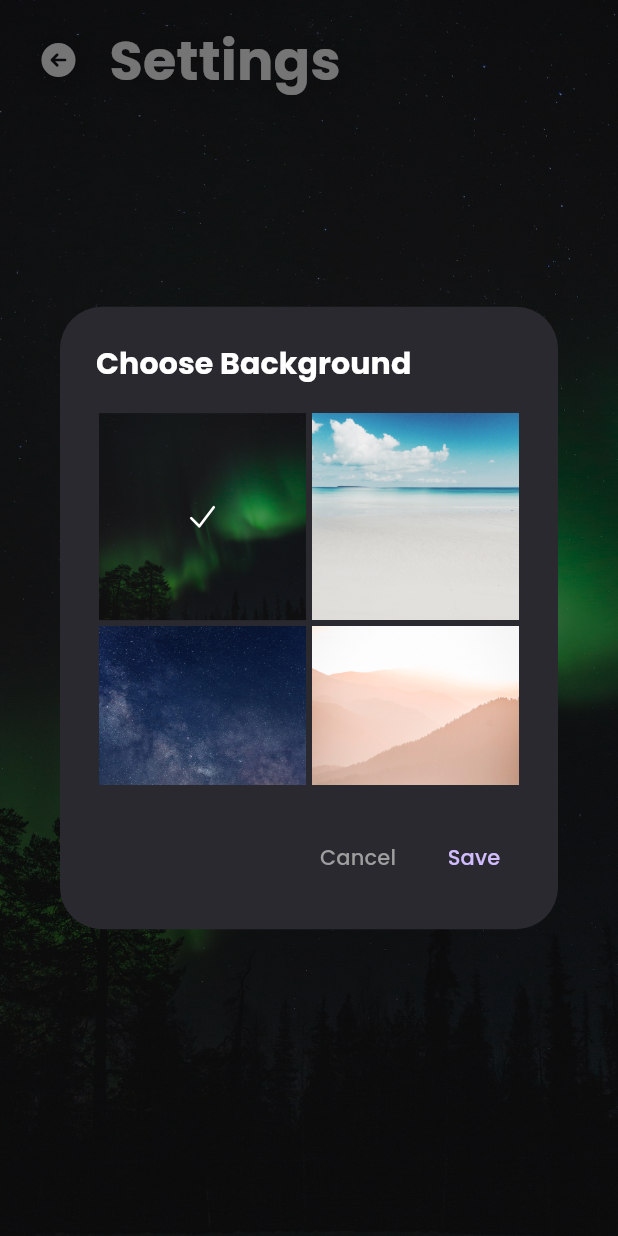
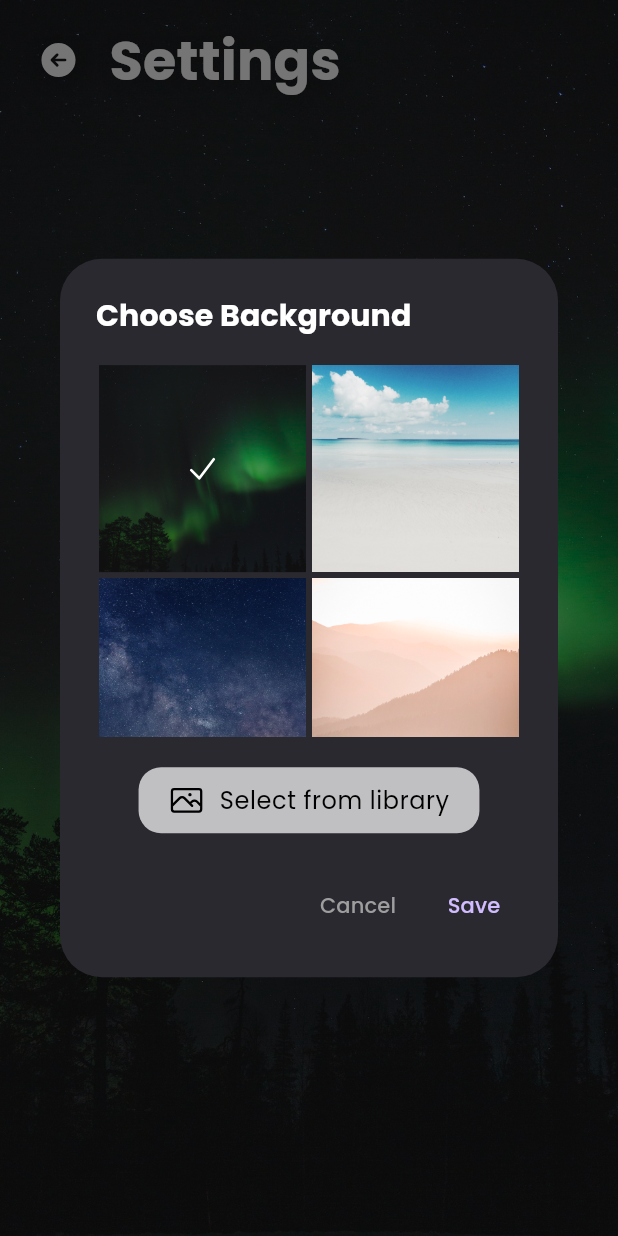
Before and after one commit to jacob-horton/anchor, a Flutter app: the SettingsPage widget shown alone on an empty page, opened directly, after a tap on "Choose background", on a phone screen of 412 x 824 dp. Run offline on Flutter 3.47's test engine with Material 3 defaults, Android fonts, the phone set to English and light mode, and no system bars; our stand-ins replace audio_video_progress_bar, google_fonts, heroicons, image_picker, just_audio, just_audio_background and 1 more; accounts and stored records are empty.

Commit message:
feat: select custom background

```diff
--- a/lib/models/background.dart
+++ b/lib/models/background.dart
@@ -1,8 +1,12 @@
+import 'dart:io';
+
 import 'package:flutter/material.dart';
 import 'package:shared_preferences/shared_preferences.dart';
 
 class BackgroundModel extends ChangeNotifier {
-  String _filename = 'northern-lights.jpg';
+  String _filepath = 'images/northern-lights.jpg';
+  bool _isAsset = true;
+
   late final SharedPreferences _prefs;
 
   BackgroundModel() {
@@ -13,17 +17,47 @@ class BackgroundModel extends ChangeNotifier {
     _prefs = await SharedPreferences.getInstance();
     String? filename = _prefs.getString('background');
     if (filename != null) {
-      _filename = filename;
-      notifyListeners();
+      _filepath = filename;
+    }
+
+    bool? isAsset = _prefs.getBool('background-is-asset');
+    if (isAsset != null) {
+      _isAsset = isAsset;
+    }
+
+    notifyListeners();
+  }
+
+  String get path => _filepath;
+  bool get isAsset => _isAsset;
+
+  void _cleanUpCustomImage() async {
+    if (!_isAsset) {
+      File(_filepath).delete();
     }
   }
 
-  String get path => 'images/$_filename';
-  String get filename => _filename;
+  void setToAsset(String filename) {
+    _cleanUpCustomImage();
 
-  void updateFilename(String filename) {
-    _filename = filename;
+    _filepath = filename;
+    _isAsset = true;
+
     _prefs.setString('background', filename);
+    _prefs.setBool('background-is-asset', true);
+
+    notifyListeners();
+  }
+
+  void setToCustomImage(String path) {
+    _cleanUpCustomImage();
+
+    _filepath = path;
+    _isAsset = false;
+
+    _prefs.setString('background', path);
+    _prefs.setBool('background-is-asset', false);
+
     notifyListeners();
   }
 }
--- a/lib/pages/settings_page.dart
+++ b/lib/pages/settings_page.dart
@@ -1,11 +1,16 @@
+import 'dart:io';
+
 import 'package:anchor/models/background.dart';
 import 'package:anchor/models/username.dart';
 import 'package:anchor/widgets/button.dart';
 import 'package:anchor/widgets/page_template.dart';
 import 'package:flutter/material.dart';
 import 'package:heroicons/heroicons.dart';
+import 'package:image_picker/image_picker.dart';
+import 'package:path_provider/path_provider.dart';
 import 'package:provider/provider.dart';
 import 'package:shared_preferences/shared_preferences.dart';
+import 'package:path/path.dart' as p;
 
 class SettingsPage extends StatelessWidget {
   late final SharedPreferences prefs;
@@ -97,8 +102,10 @@ class SettingsPage extends StatelessWidget {
                           context: context,
                           builder: (BuildContext context) {
                             return BackgroundButton(
-                              initialBackground: background.filename,
-                              onSave: (f) => background.updateFilename(f),
+                              initialBackground: background.path,
+                              onSave: (f, isAsset) => isAsset
+                                  ? background.setToAsset(f)
+                                  : background.setToCustomImage(f),
                             );
                           },
                         );
@@ -165,7 +172,7 @@ class SettingsPage extends StatelessWidget {
 
 class BackgroundButton extends StatefulWidget {
   final String initialBackground;
-  final void Function(String filename) onSave;
+  final void Function(String filename, bool isAsset) onSave;
 
   const BackgroundButton({
     super.key,
@@ -179,10 +186,10 @@ class BackgroundButton extends StatefulWidget {
 
 class _BackgroundButtonState extends State<BackgroundButton> {
   static const backgrounds = [
-    'northern-lights.jpg',
-    'sea.jpg',
-    'stars.jpg',
-    'sunset.jpg',
+    'images/northern-lights.jpg',
+    'images/sea.jpg',
+    'images/stars.jpg',
+    'images/sunset.jpg',
   ];
 
   late String selectedBackground;
@@ -200,7 +207,10 @@ class _BackgroundButtonState extends State<BackgroundButton> {
         'Choose Background',
         style: Theme.of(context).textTheme.titleSmall,
       ),
-      content: SizedBox(
+      content: Column(
+        mainAxisSize: MainAxisSize.min,
+        children: [
+          SizedBox(
             height: 250,
             width: MediaQuery.of(context).size.width,
             child: GridView.count(
@@ -218,9 +228,7 @@ class _BackgroundButtonState extends State<BackgroundButton> {
                             AspectRatio(
                               aspectRatio: 1,
                               child: Image(
-                            image: AssetImage('images/$b'),
-                            // width: 36,
-                            // height: 36,
+                                image: AssetImage(b),
                                 fit: BoxFit.cover,
                               ),
                             ),
@@ -243,6 +251,32 @@ class _BackgroundButtonState extends State<BackgroundButton> {
                   .toList(),
             ),
           ),
+          const SizedBox(height: 20.0),
+          CustomButton(
+            text: "Select from library",
+            icon: HeroIcons.photo,
+            onPressed: () async {
+              final ImagePicker picker = ImagePicker();
+              final XFile? image =
+                  await picker.pickImage(source: ImageSource.gallery);
+
+              if (image == null) {
+                return;
+              }
+
+              final String destDir =
+                  (await getApplicationDocumentsDirectory()).path;
+
+              final ext = p.extension(image.path);
+              final timestamp = DateTime.now().toUtc().millisecondsSinceEpoch;
+              final path = '$destDir/custom-background-$timestamp$ext';
+              await image.saveTo(path);
+
+              setState(() => selectedBackground = path);
+            },
+          ),
+        ],
+      ),
       actions: [
         TextButton(
           style: TextButton.styleFrom(foregroundColor: Colors.grey),
@@ -254,7 +288,10 @@ class _BackgroundButtonState extends State<BackgroundButton> {
         TextButton(
           child: const Text('Save'),
           onPressed: () {
-            widget.onSave(selectedBackground);
+            widget.onSave(
+              selectedBackground,
+              backgrounds.contains(selectedBackground),
+            );
             Navigator.of(context).pop();
           },
         ),
--- a/lib/widgets/page_template.dart
+++ b/lib/widgets/page_template.dart
@@ -1,3 +1,5 @@
+import 'dart:io';
+
 import 'package:anchor/models/background.dart';
 import 'package:flutter/material.dart';
 import 'package:heroicons/heroicons.dart';
@@ -129,7 +131,9 @@ class _PageTemplateState extends State<PageTemplate> {
               return Container(
                 decoration: BoxDecoration(
                   image: DecorationImage(
-                    image: AssetImage(backgroundModel.path),
+                    image: backgroundModel.isAsset
+                        ? AssetImage(backgroundModel.path)
+                        : FileImage(File(backgroundModel.path)),
                     fit: BoxFit.cover,
                   ),
                 ),
--- a/pubspec.yaml
+++ b/pubspec.yaml
@@ -44,6 +44,8 @@ dependencies:
   just_audio_background: ^0.0.1-beta.13
   audio_video_progress_bar: ^2.0.3
   path_provider: ^2.1.3
+  image_picker: ^1.1.2
+  path: any
 
 dev_dependencies:
   flutter_test:
```
Also changed, not shown: pubspec.lock, 5 other files. Lines whose indentation alone changed are shown as unchanged.
